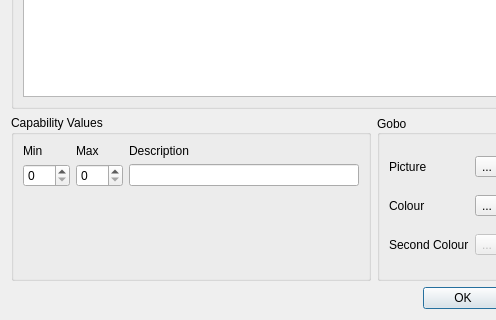
This is fixtureeditor/editchannel.ui in mcallegari/qlcplus as Qt 5 draws it before an edit; both pictures show x 0 to 496 and y 230 to 550 of the 600 by 550 pixel window. The edited form follows.
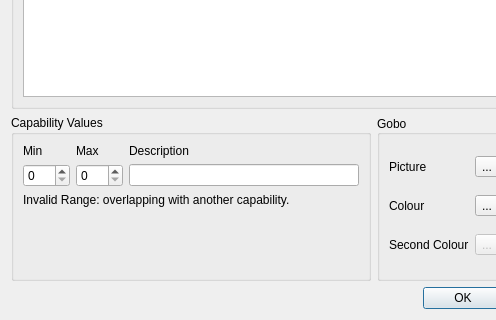
This is the edited form. Icons and pictures are not drawn.

Commit message:
Channel editor: allow temporary invalid cap ranges
A message is displayed as long as the range is invalid,
  and the values are not applied.

Patch:
```diff
--- a/fixtureeditor/editchannel.ui
+++ b/fixtureeditor/editchannel.ui
@@ -256,7 +256,14 @@
           </property>
          </widget>
         </item>
-        <item row="3" column="2">
+        <item row="3" column="0" colspan="3">
+         <widget class="QLabel" name="m_invalidMinMax">
+          <property name="text">
+           <string>Invalid Range: overlapping with another capability.</string>
+          </property>
+         </widget>
+        </item>
+        <item row="4" column="2">
          <spacer name="verticalSpacer">
           <property name="orientation">
            <enum>Qt::Vertical</enum>
```
The commit also changes 5 other files.
